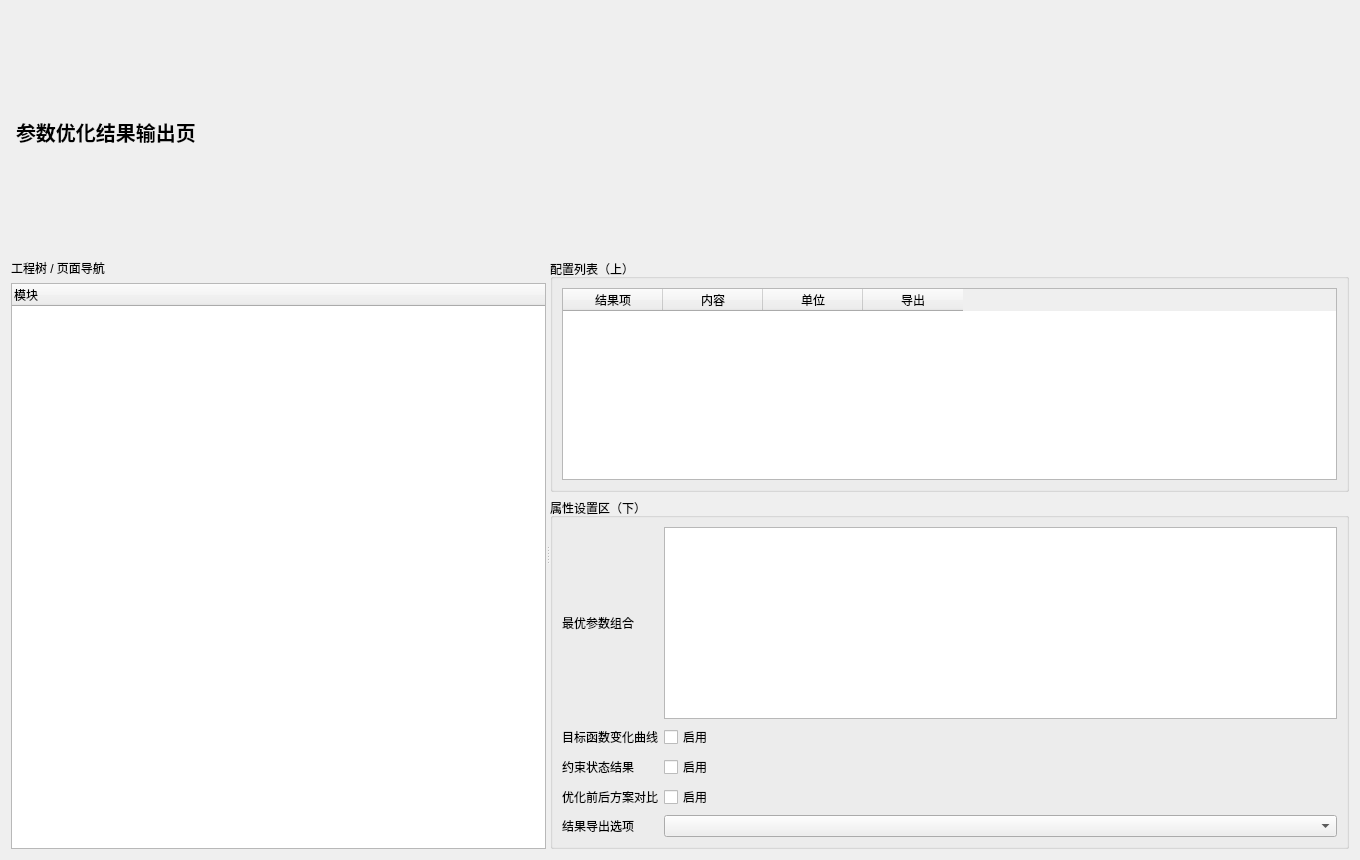
asd977/base_cae, file plugins/Base_Display/ParameterOptimizationResultPage.ui: the form before one commit.
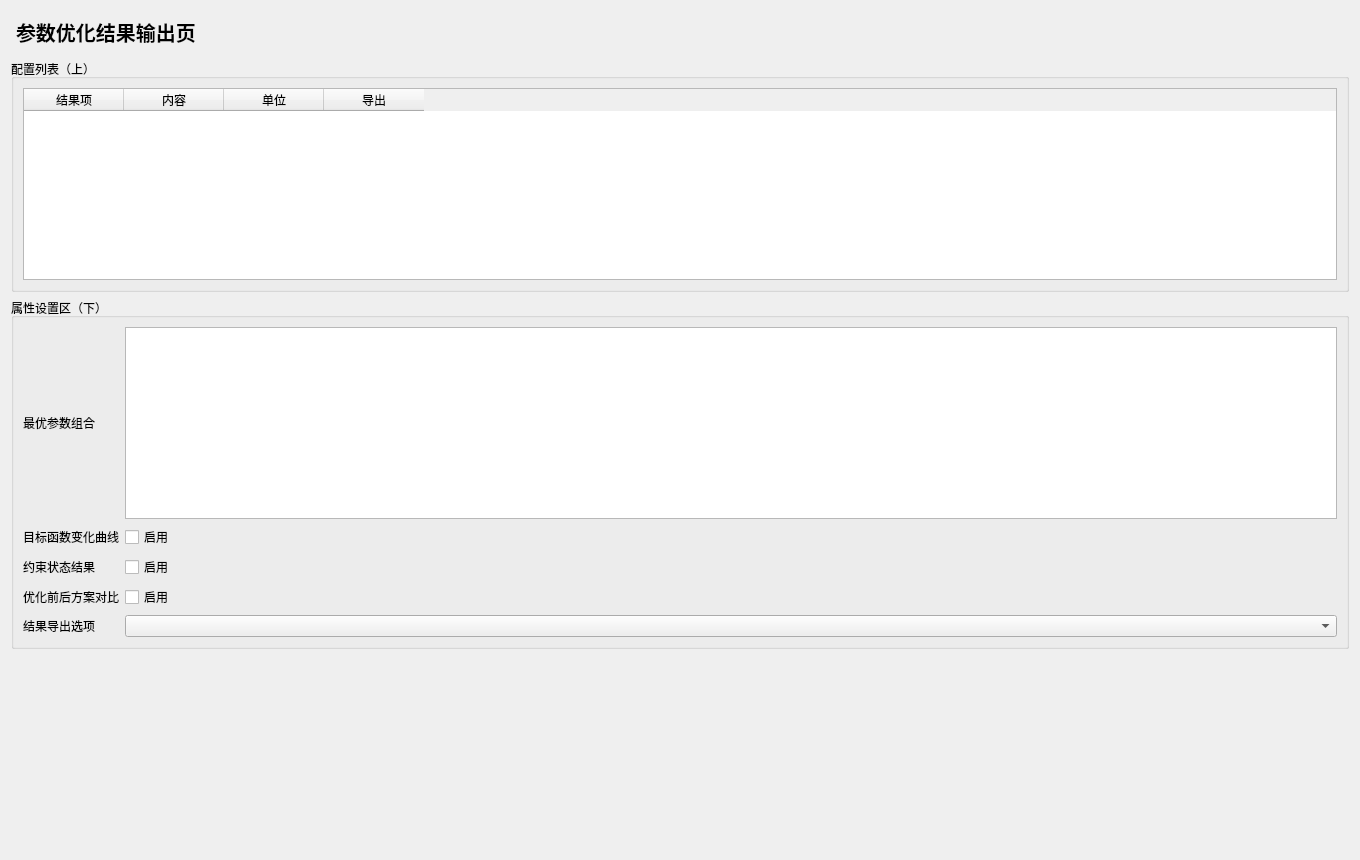
The form after the commit.

Commit message: 按评审意见移除左侧导航并补充底部纵向弹簧

```diff
--- a/plugins/Base_Display/ParameterOptimizationResultPage.ui
+++ b/plugins/Base_Display/ParameterOptimizationResultPage.ui
@@ -6,17 +6,6 @@
   <layout class="QVBoxLayout" name="rootLayout">
    <item><widget class="QLabel" name="titleLabel"><property name="styleSheet"><string notr="true">font-size:20px;font-weight:700;padding:6px 0;</string></property><property name="text"><string>参数优化结果输出页</string></property></widget></item>
    <item>
-    <widget class="QSplitter" name="mainSplitter">
-     <property name="orientation"><enum>Qt::Horizontal</enum></property>
-     <widget class="QWidget" name="leftPanel">
-      <layout class="QVBoxLayout" name="leftLayout">
-       <item><widget class="QLabel" name="navTitle"><property name="text"><string>工程树 / 页面导航</string></property></widget></item>
-       <item><widget class="QTreeWidget" name="navTree"><column><property name="text"><string>模块</string></property></column></widget></item>
-      </layout>
-     </widget>
-     <widget class="QWidget" name="rightPanel">
-      <layout class="QVBoxLayout" name="rightLayout">
-       <item>
         <widget class="QGroupBox" name="listGroup"><property name="title"><string>配置列表（上）</string></property>
          <layout class="QVBoxLayout" name="listLayout">
           <item><widget class="QTableWidget" name="configTable">              <column><property name="text"><string>结果项</string></property></column>
@@ -43,9 +32,11 @@
          </layout>
         </widget>
        </item>
-      </layout>
-     </widget>
-    </widget>
+   <item>
+    <spacer name="verticalSpacer">
+     <property name="orientation"><enum>Qt::Vertical</enum></property>
+     <property name="sizeHint" stdset="0"><size><width>20</width><height>40</height></size></property>
+    </spacer>
    </item>
   </layout>
  </widget>
```
Left out of the diff: 3 changed lines with no effect on the pictures. Lines whose indentation alone changed are shown as unchanged. The commit also changes 23 other files.
